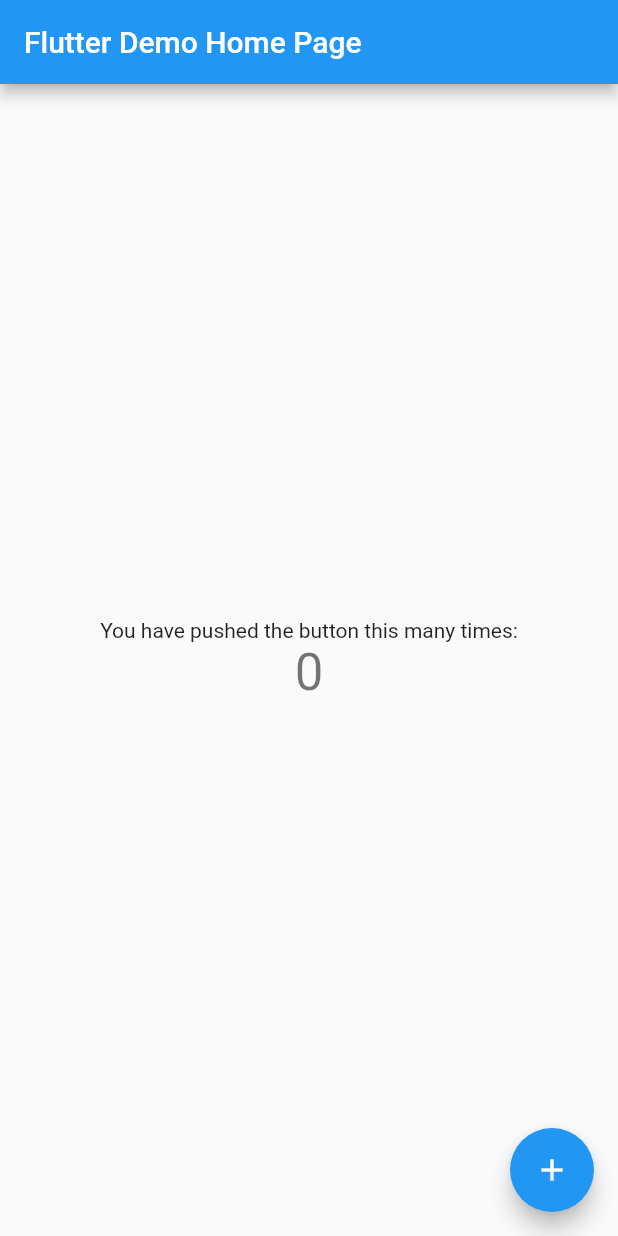
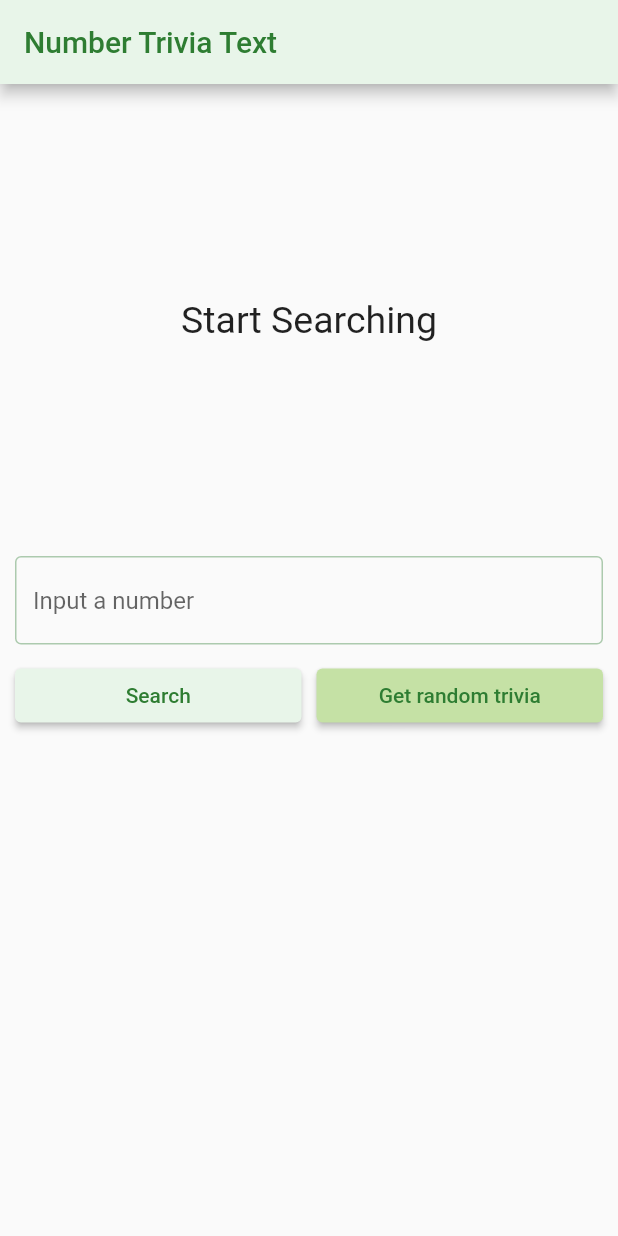
Before and after one commit to ozguraslanCE/number_triva_app, a Flutter app: the screen it shows after launch, on a phone screen of 412 x 824 dp. Run offline on Flutter 3.47's test engine with Material 2 defaults, Android fonts, the phone set to English and light mode, and no system bars; our stand-ins replace dartz, equatable, flutter_bloc, get_it, internet_connection_checker_plus, shared_preferences.

Commit message:
Added number trivia presentation

```diff
--- /dev/null
+++ b/lib/features/number_trivia/presentation/pages/number_trivia_page.dart
@@ -0,0 +1,59 @@
+import 'package:flutter/material.dart';
+import 'package:flutter_bloc/flutter_bloc.dart';
+import '../../../../injection_container.dart';
+import '../bloc/number_trivia_bloc.dart';
+import '../widgets/loading_widget.dart';
+import '../widgets/message_display.dart';
+import '../widgets/trivia_controls.dart';
+import '../widgets/trivia_display.dart';
+
+class NumberTriviaPage extends StatelessWidget {
+  const NumberTriviaPage({super.key});
+
+  @override
+  Widget build(BuildContext context) {
+    return Scaffold(
+      appBar: AppBar(
+        title: const Text('Number Trivia Text'),
+      ),
+      body: buildBody(context),
+    );
+  }
+
+  SingleChildScrollView buildBody(BuildContext context) {
+    return SingleChildScrollView(
+      child: BlocProvider(
+        create: (_) => sl<NumberTriviaBloc>(),
+        child: Padding(
+          padding: const EdgeInsets.all(10),
+          child: Column(
+            children: [
+              const SizedBox(height: 10),
+              //Top half
+              BlocBuilder<NumberTriviaBloc, NumberTriviaState>(
+                builder: (context, state) {
+                  if (state is Empty) {
+                    return const MessageDisplay(message: 'Start Searching');
+                  }
+                  if (state is Error) {
+                    return MessageDisplay(message: state.message);
+                  }
+                  if (state is Loading) {
+                    return const LoadingWidget();
+                  }
+                  if (state is Loaded) {
+                    return TriviaDisplay(numberTrivia: state.trivia);
+                  }
+                  return const SizedBox();
+                },
+              ),
+              const SizedBox(height: 20),
+              //Bottom Half
+              const TriviaControl(),
+            ],
+          ),
+        ),
+      ),
+    );
+  }
+}
--- /dev/null
+++ b/lib/features/number_trivia/presentation/widgets/message_display.dart
@@ -0,0 +1,29 @@
+import 'package:flutter/cupertino.dart';
+import 'package:flutter/foundation.dart';
+
+class MessageDisplay extends StatelessWidget {
+  final String message;
+  const MessageDisplay({required this.message, Key? key}) : super(key: key);
+
+  @override
+  Widget build(BuildContext context) {
+    return SizedBox(
+      height: MediaQuery.of(context).size.height / 3,
+      child: Center(
+        child: SingleChildScrollView(
+          child: Text(
+            message,
+            style: const TextStyle(fontSize: 25),
+            textAlign: TextAlign.center,
+          ),
+        ),
+      ),
+    );
+  } //diagnostic_describe_all props
+
+  @override
+  void debugFillProperties(DiagnosticPropertiesBuilder properties) {
+    super.debugFillProperties(properties);
+    properties.add(StringProperty('message', message));
+  }
+}
--- /dev/null
+++ b/lib/features/number_trivia/presentation/widgets/trivia_controls.dart
@@ -0,0 +1,83 @@
+import 'package:flutter/foundation.dart';
+import 'package:flutter/material.dart';
+import 'package:flutter_bloc/flutter_bloc.dart';
+
+import '../bloc/number_trivia_bloc.dart';
+
+class TriviaControl extends StatefulWidget {
+  const TriviaControl({
+    super.key,
+  });
+
+  @override
+  State<TriviaControl> createState() => _TriviaControlState();
+}
+
+class _TriviaControlState extends State<TriviaControl> {
+  final controller = TextEditingController();
+
+  @override
+  Widget build(BuildContext context) {
+    return Column(
+      children: [
+        //Text Field
+        TextField(
+          controller: controller,
+          keyboardType: TextInputType.number,
+          decoration: const InputDecoration(
+            hintText: 'Input a number',
+            border: OutlineInputBorder(),
+          ),
+          onSubmitted: (_) {
+            dispatchConcrete();
+          },
+        ),
+        const SizedBox(
+          height: 10,
+        ),
+        Row(
+          children: [
+            Expanded(
+              child: ElevatedButton(
+                onPressed: dispatchConcrete,
+                child: const Text('Search'),
+              ),
+            ),
+            const SizedBox(
+              width: 10,
+            ),
+            Expanded(
+              child: ElevatedButton(
+                style: ButtonStyle(
+                    backgroundColor:
+                        MaterialStateProperty.all(Colors.lightGreen.shade200)),
+                onPressed: dispatchRandom,
+                child: const Text('Get random trivia'),
+              ),
+            ),
+          ],
+        )
+      ],
+    );
+  }
+
+  void dispatchConcrete() {
+    BlocProvider.of<NumberTriviaBloc>(context)
+        .add(GetTriviaForConcreteNumber(controller.text));
+    controller.clear();
+  }
+
+  void dispatchRandom() {
+    BlocProvider.of<NumberTriviaBloc>(context)
+        .add(const GetTriviaForRandomNumber());
+    controller.clear();
+  }
+
+  @override
+  void debugFillProperties(DiagnosticPropertiesBuilder properties) {
+    super.debugFillProperties(properties);
+    properties.add(
+      DiagnosticsProperty<TextEditingController>('controller', controller),
+    );
+  }
+}
--- a/lib/main.dart
+++ b/lib/main.dart
@@ -1,118 +1,36 @@
 import 'package:flutter/material.dart';
 
+import 'features/number_trivia/presentation/pages/number_trivia_page.dart';
 import 'injection_container.dart' as di; //Dependency Injection
 
 Future<void> main() async {
+  WidgetsFlutterBinding.ensureInitialized();
   await di.init();
+
   runApp(const MyApp());
 }
 
 class MyApp extends StatelessWidget {
   const MyApp({super.key});
 
-  // This widget is the root of your application.
   @override
   Widget build(BuildContext context) {
     return MaterialApp(
-      title: 'Flutter Demo',
+      title: 'Number Trivia',
       theme: ThemeData(
-        // This is the theme of your application.
-        //
-        // Try running your application with "flutter run". You'll see the
-        // application has a blue toolbar. Then, without quitting the app, try
-        // changing the primarySwatch below to Colors.green and then invoke
-        // "hot reload" (press "r" in the console where you ran "flutter run",
-        // or simply save your changes to "hot reload" in a Flutter IDE).
-        // Notice that the counter didn't reset back to zero; the application
-        // is not restarted.
-        primarySwatch: Colors.blue,
-      ),
-      home: const MyHomePage(title: 'Flutter Demo Home Page'),
+          colorScheme: ColorScheme(
+              primary: Colors.green.shade50,
+              brightness: Brightness.light,
+              onPrimary: Colors.green.shade800,
+              secondary: Colors.red.shade800,
+              onSecondary: Colors.green.shade800,
+              error: Colors.green.shade800,
+              onError: Colors.green.shade800,
+              background: Colors.green.shade800,
+              onBackground: Colors.green.shade800,
+              surface: Colors.green.shade800,
+              onSurface: Colors.green.shade800)),
+      home: const NumberTriviaPage(),
     );
   }
 }
-
-class MyHomePage extends StatefulWidget {
-  const MyHomePage({super.key, required this.title});
-
-  // This widget is the home page of your application. It is stateful, meaning
-  // that it has a State object (defined below) that contains fields that affect
-  // how it looks.
-
-  // This class is the configuration for the state. It holds the values (in this
-  // case the title) provided by the parent (in this case the App widget) and
-  // used by the build method of the State. Fields in a Widget subclass are
-  // always marked "final".
-
-  final String title;
-
-  @override
-  State<MyHomePage> createState() => _MyHomePageState();
-}
-
-class _MyHomePageState extends State<MyHomePage> {
-  int _counter = 0;
-
-  void _incrementCounter() {
-    setState(() {
-      // This call to setState tells the Flutter framework that something has
-      // changed in this State, which causes it to rerun the build method below
-      // so that the display can reflect the updated values. If we changed
-      // _counter without calling setState(), then the build method would not be
-      // called again, and so nothing would appear to happen.
-      _counter++;
-    });
-  }
-
-  @override
-  Widget build(BuildContext context) {
-    // This method is rerun every time setState is called, for instance as done
-    // by the _incrementCounter method above.
-    //
-    // The Flutter framework has been optimized to make rerunning build methods
-    // fast, so that you can just rebuild anything that needs updating rather
-    // than having to individually change instances of widgets.
-    return Scaffold(
-      appBar: AppBar(
-        // Here we take the value from the MyHomePage object that was created by
-        // the App.build method, and use it to set our appbar title.
-        title: Text(widget.title),
-      ),
-      body: Center(
-        // Center is a layout widget. It takes a single child and positions it
-        // in the middle of the parent.
-        child: Column(
-          // Column is also a layout widget. It takes a list of children and
-          // arranges them vertically. By default, it sizes itself to fit its
-          // children horizontally, and tries to be as tall as its parent.
-          //
-          // Invoke "debug painting" (press "p" in the console, choose the
-          // "Toggle Debug Paint" action from the Flutter Inspector in Android
-          // Studio, or the "Toggle Debug Paint" command in Visual Studio Code)
-          // to see the wireframe for each widget.
-          //
-          // Column has various properties to control how it sizes itself and
-          // how it positions its children. Here we use mainAxisAlignment to
-          // center the children vertically; the main axis here is the vertical
-          // axis because Columns are vertical (the cross axis would be
-          // horizontal).
-          mainAxisAlignment: MainAxisAlignment.center,
-          children: <Widget>[
-            const Text(
-              'You have pushed the button this many times:',
-            ),
-            Text(
-              '$_counter',
-              style: Theme.of(context).textTheme.headline4,
-            ),
-          ],
-        ),
-      ),
-      floatingActionButton: FloatingActionButton(
-        onPressed: _incrementCounter,
-        tooltip: 'Increment',
-        child: const Icon(Icons.add),
-      ), // This trailing comma makes auto-formatting nicer for build methods.
-    );
-  }
-}
```
Also changed, not shown: lib/features/number_trivia/presentation/widgets/loading_widget.dart (added, +15 -0 lines), lib/features/number_trivia/presentation/widgets/trivia_display.dart (added, +43 -0 lines), 2 other files.
